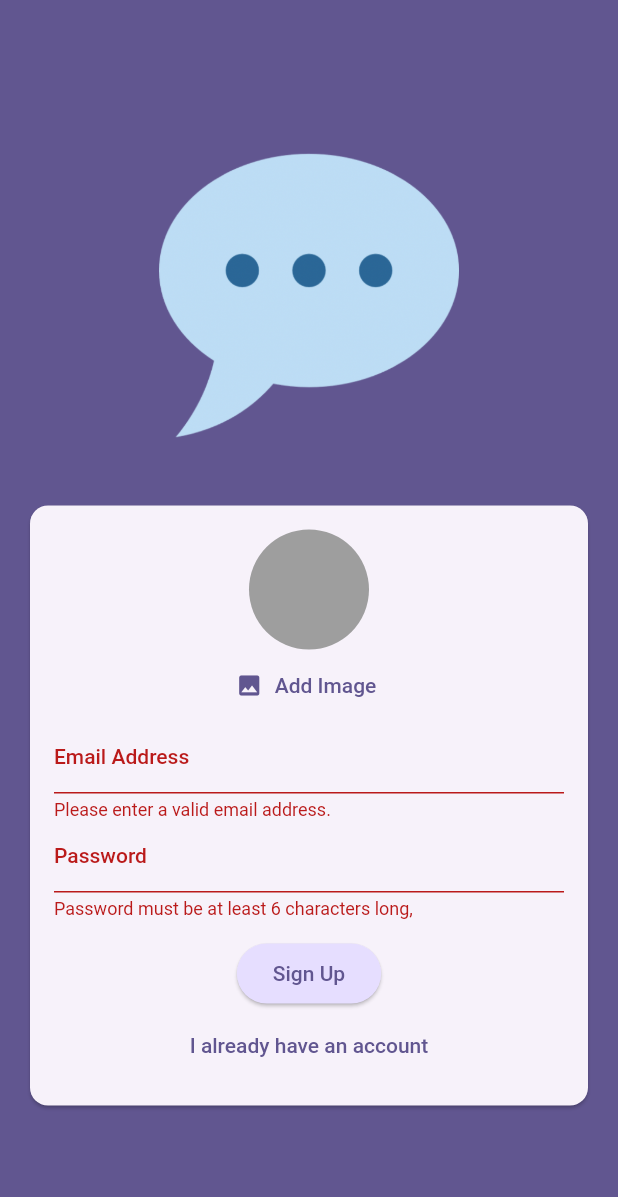
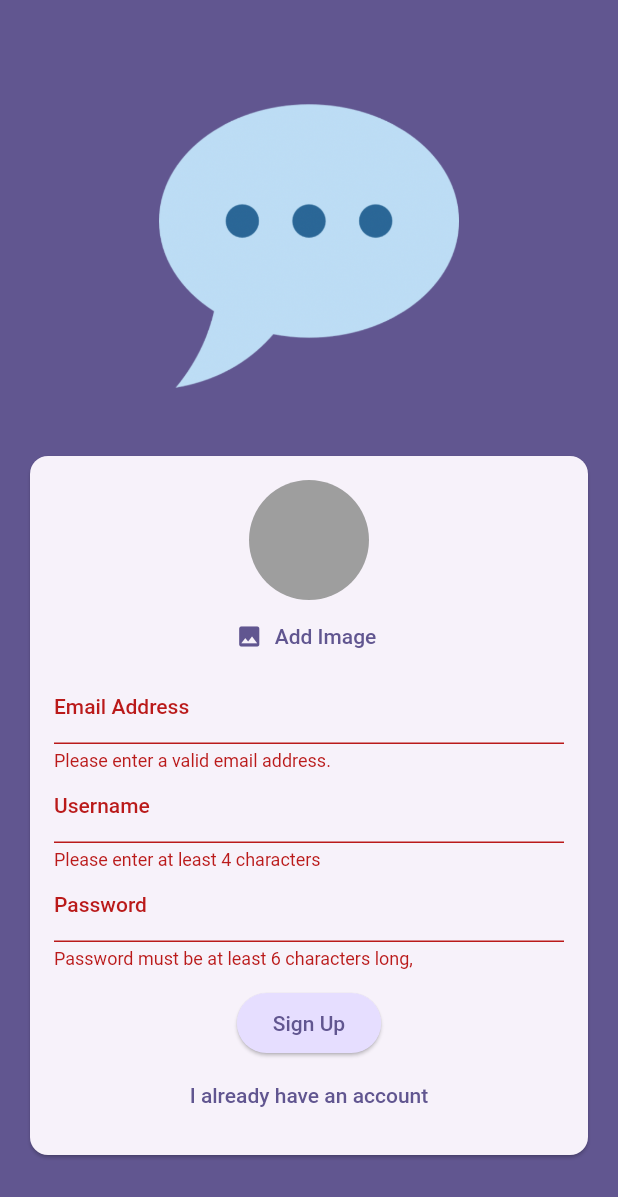
Before and after one commit to Adipt60/Chat-Application-using-FLutter-and-Firebase, a Flutter app: the screen it shows after launch, after a tap on "Login", after a tap on "Create an Account", after a tap on "Sign Up", on a phone screen of 412 x 824 dp. Shown: the top 1197 px of the screen. Run offline on Flutter 3.47's test engine with Material 2 defaults, Android fonts, the phone set to English and light mode, and no system bars; our stand-ins replace cloud_firestore, firebase_auth, firebase_core, firebase_storage, image_picker; accounts and stored records are empty.

Commit message:
Firebase Database added and username input setup

```diff
--- a/lib/screens/auth.dart
+++ b/lib/screens/auth.dart
@@ -1,6 +1,7 @@
 import 'dart:io';
 
 import 'package:chat_app/widgets/user_image_picker.dart';
+import 'package:cloud_firestore/cloud_firestore.dart';
 import 'package:firebase_storage/firebase_storage.dart';
 import 'package:flutter/material.dart';
 import 'package:firebase_auth/firebase_auth.dart';
@@ -18,6 +19,7 @@ class _AuthScreenState extends State<AuthScreen> {
   final _formKey = GlobalKey<FormState>();
   var _isLogin = true;
   var _enteredEmail = '';
+  var _enteredUsername = '';
   var _enteredPassword = '';
   File? _selectedImage;
   var _isAuthenticating = false;
@@ -58,6 +60,15 @@ class _AuthScreenState extends State<AuthScreen> {
 
         await storageRef.putFile(_selectedImage!);
         final imageUrl = await storageRef.getDownloadURL();
+
+        await FirebaseFirestore.instance
+            .collection('users')
+            .doc(userCredentials.user!.uid)
+            .set({
+          'username': _enteredUsername,
+          'email': _enteredEmail,
+          'image_url': imageUrl,
+        });
       }
     } on FirebaseAuthException catch (error) {
       ScaffoldMessenger.of(context).clearSnackBars();
@@ -127,6 +138,24 @@ class _AuthScreenState extends State<AuthScreen> {
                               _enteredEmail = value!;
                             },
                           ),
+                          if (!_isLogin)
+                            TextFormField(
+                              decoration: const InputDecoration(
+                                labelText: 'Username',
+                              ),
+                              enableSuggestions: false,
+                              validator: (value) {
+                                if (value == null ||
+                                    value.trim().isEmpty ||
+                                    value.trim().length < 4) {
+                                  return 'Please enter at least 4 characters';
+                                }
+                                return null;
+                              },
+                              onSaved: (value) {
+                                _enteredEmail = value!;
+                              },
+                            ),
                           TextFormField(
                             decoration: const InputDecoration(
                               labelText: 'Password',
--- a/pubspec.yaml
+++ b/pubspec.yaml
@@ -39,6 +39,7 @@ dependencies:
   firebase_auth: ^4.6.2
   firebase_storage: ^11.2.2
   image_picker: ^0.8.7+5
+  cloud_firestore: ^4.8.0
 
 dev_dependencies:
   flutter_test:
```
Also changed, not shown: pubspec.lock, 2 other files.
